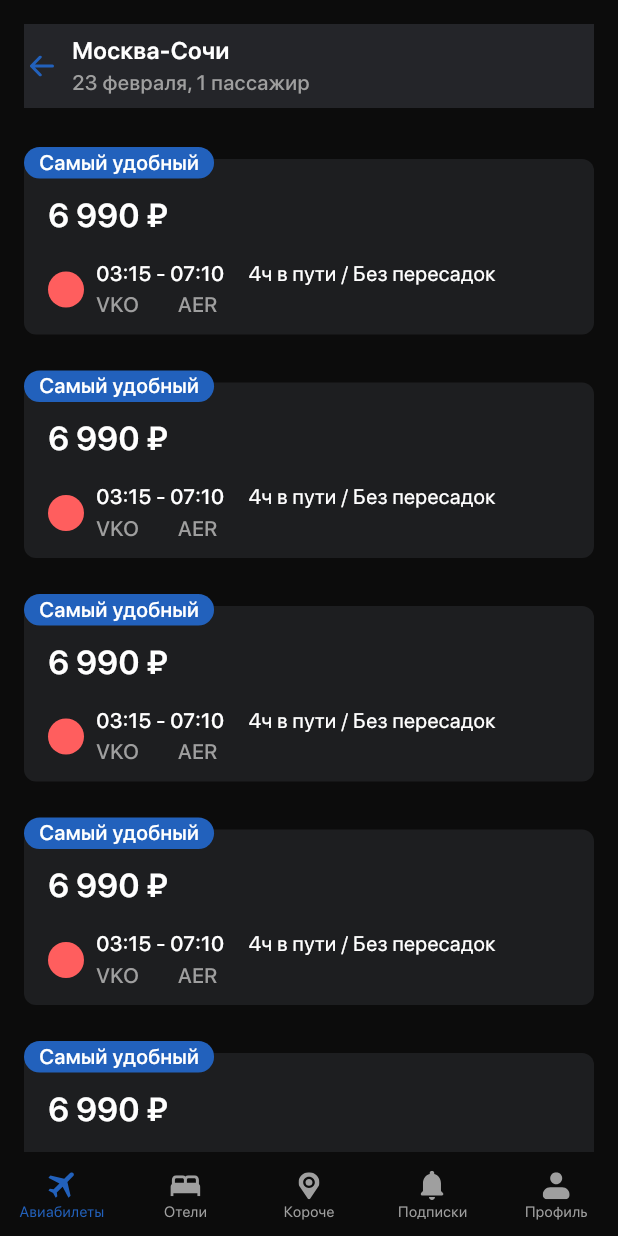
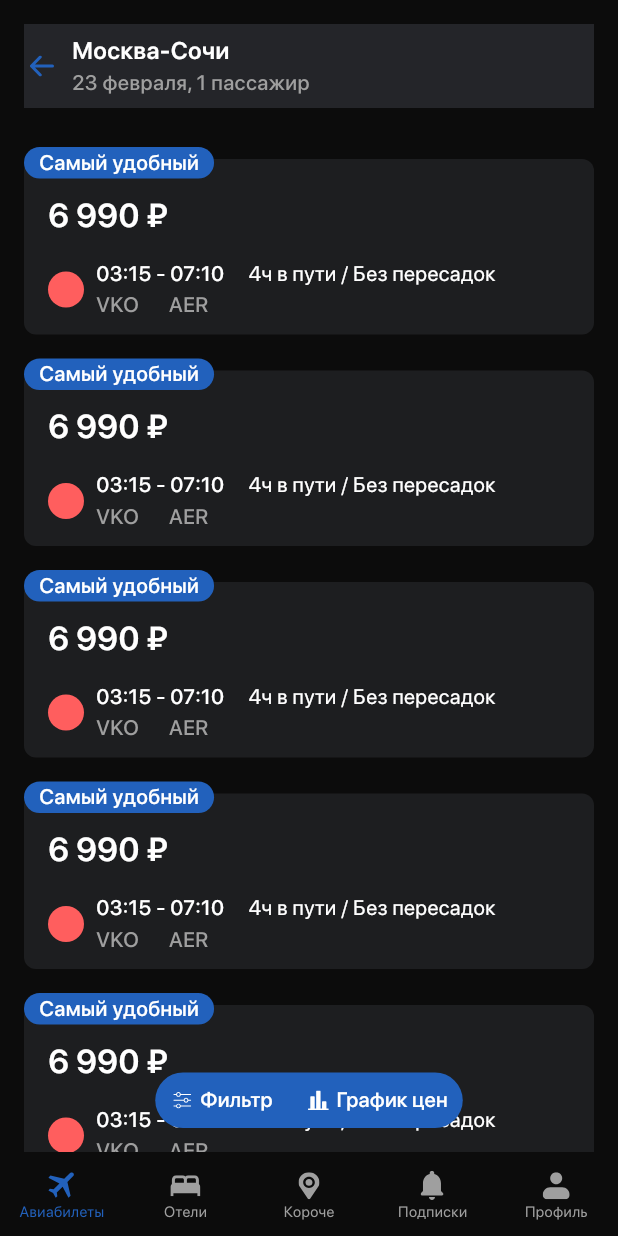
Before and after one commit to kuneleenguss/tickets_app, a Flutter app: the screen it shows after launch, on a phone screen of 412 x 824 dp. Run offline on Flutter 3.47's test engine with Material 3 defaults, Android fonts, the phone set to English and light mode, and no system bars; our stand-ins replace flutter_svg; project files that could hold a hidden picture were left out.

Commit message:
finished tickets screen

```diff
--- a/lib/tickets/presentation/tickets/tickets_widgets.dart
+++ b/lib/tickets/presentation/tickets/tickets_widgets.dart
@@ -14,8 +14,12 @@ class _TicketsInfoLabel extends StatelessWidget {
           Center(
             child: SizedBox.square(
               dimension: 24.0,
-              child: SvgPicture.asset("assets/icons/ic_arrow_back.svg",
-                  fit: BoxFit.none, color: SpecialColors.blue),
+              child: ElevatedButton(
+                style: AppThemes.buttonTransparentTheme,
+                onPressed: () => {},
+                child: SvgPicture.asset("assets/icons/ic_arrow_back.svg",
+                    fit: BoxFit.none, color: SpecialColors.blue),
+              ),
             ),
           ),
           Expanded(
@@ -44,12 +48,73 @@ class _TicketsList extends StatelessWidget {
   @override
   Widget build(BuildContext context) {
     return Expanded(
-      child: ListView.separated(
-          itemBuilder: (context, index) => _TicketsListItem(),
-          separatorBuilder: (context, index) => SizedBox(
-                height: 24.0,
+      child: Stack(
+          alignment: Alignment.center,
+          clipBehavior: Clip.none,
+          children: [
+            ListView.separated(
+                itemBuilder: (context, index) => _TicketsListItem(),
+                separatorBuilder: (context, index) => const SizedBox(
+                      height: 16.0,
+                    ),
+                itemCount: 5),
+            Positioned(
+              bottom: 16.0,
+              child: Container(
+                height: 37,
+                width: 205,
+                padding: const EdgeInsets.all(10.0),
+                decoration: BoxDecoration(
+                    color: SpecialColors.blue,
+                    borderRadius: BorderRadius.circular(50.0)),
+                child: Row(
+                  children: [
+                    ElevatedButton(
+                      style: AppThemes.buttonTransparentTheme,
+                      onPressed: () => {},
+                      child: Row(
+                        children: [
+                          SizedBox.square(
+                            dimension: 16.0,
+                            child: SvgPicture.asset(
+                                "assets/icons/ic_filter.svg",
+                                fit: BoxFit.none,
+                                color: BasicColors.white),
+                          ),
+                          const SizedBox(width: 4.0),
+                          Text(
+                            "Фильтр",
+                            style: AppTypography(BasicColors.white).title4,
+                          ),
+                        ],
+                      ),
+                    ),
+                    const Spacer(),
+                    ElevatedButton(
+                      style: AppThemes.buttonTransparentTheme,
+                      onPressed: () => {},
+                      child: Row(
+                        children: [
+                          SizedBox.square(
+                            dimension: 16.0,
+                            child: SvgPicture.asset(
+                                "assets/icons/ic_graphs.svg",
+                                fit: BoxFit.none,
+                                color: BasicColors.white),
+                          ),
+                          const SizedBox(width: 4.0),
+                          Text(
+                            "График цен",
+                            style: AppTypography(BasicColors.white).title4,
+                          ),
+                        ],
+                      ),
+                    )
+                  ],
+                ),
               ),
-          itemCount: 5),
+            )
+          ]),
     );
   }
 }
@@ -108,7 +173,7 @@ class _TicketsListItem extends StatelessWidget {
                             "VKO",
                             style: AppTypography(BasicColors.grey6).title4,
                           ),
-                          SizedBox(width: 26.0),
+                          SizedBox(width: 20.0),
                           Text(
                             "AER",
                             style: AppTypography(BasicColors.grey6).title4,
--- a/pubspec.yaml
+++ b/pubspec.yaml
@@ -79,6 +79,7 @@ flutter:
     - assets/icons/ic_arrow_swap.svg
     - assets/icons/ic_arrow_forward.svg
     - assets/icons/ic_filter.svg
+    - assets/icons/ic_graphs.svg
 
   #   - images/a_dot_ham.jpeg
 
```
Also changed, not shown: assets/icons/ic_graphs.svg (added).
